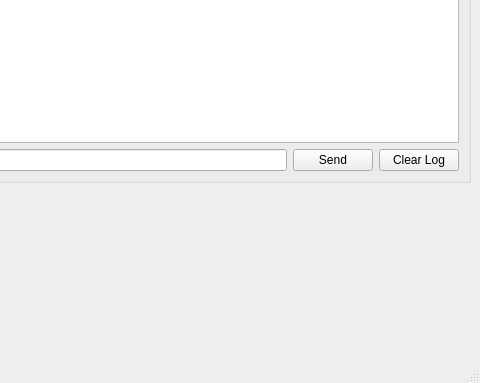
vicenteramirezp/Risc-V-Testing-app, file mainwindow.ui: the form before one commit; both pictures show x 320 to 800 and y 217 to 600 of the 800 by 600 pixel window.
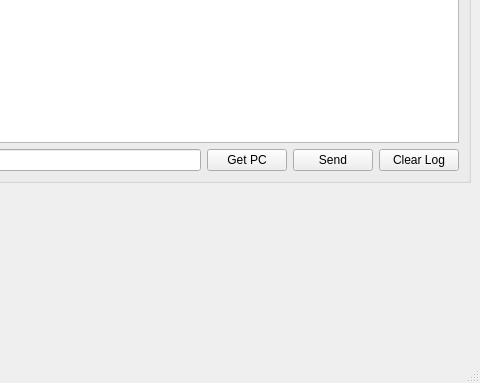
The form after the commit.

Commit message: Added Get Program Counter Button

The edit to the form file:
```diff
--- a/mainwindow.ui
+++ b/mainwindow.ui
@@ -163,6 +163,13 @@
            </property>
           </widget>
          </item>
+         <item>
+          <widget class="QPushButton" name="getPC">
+           <property name="text">
+            <string>Get PC</string>
+           </property>
+          </widget>
+         </item>
          <item>
           <widget class="QPushButton" name="sendButton">
            <property name="text">
```
The commit also changes 4 other files.
